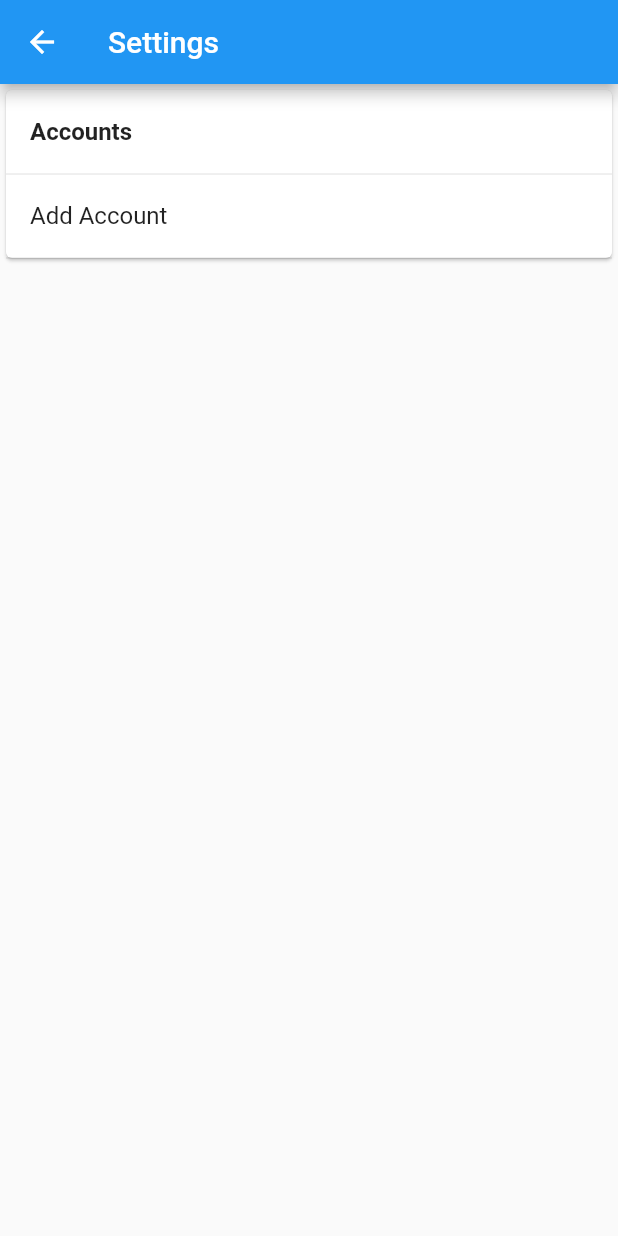
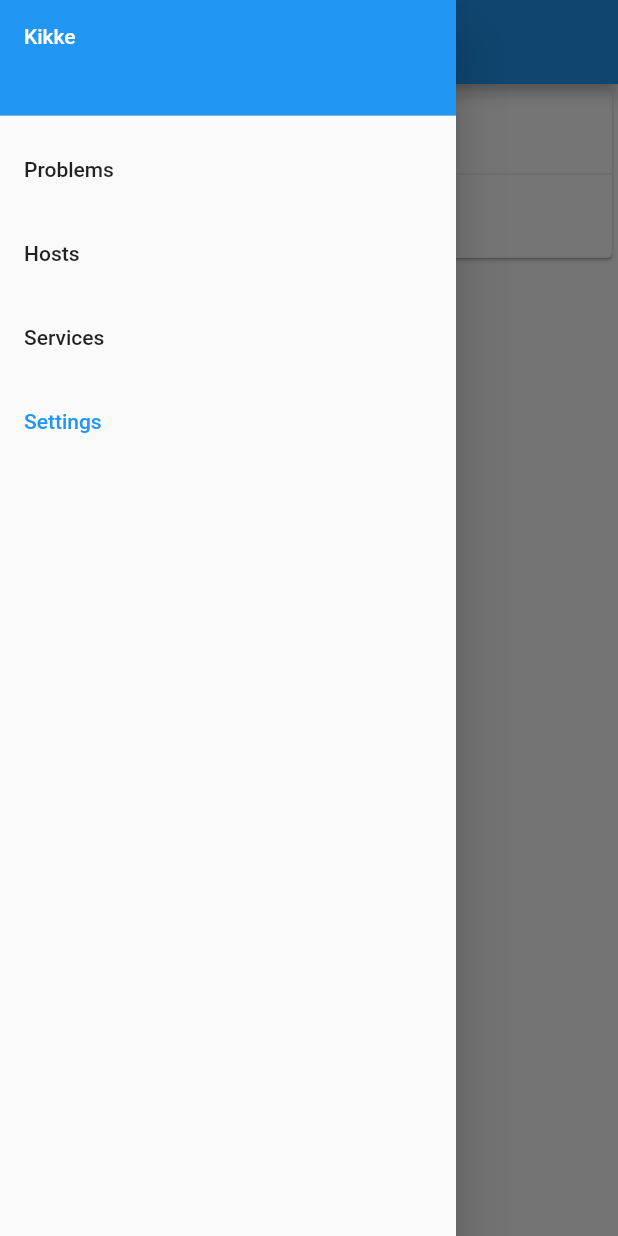
Before and after one commit to neubi4/kikke, a Flutter app: the screen it shows after launch, with the side drawer open (before the commit the screen has no drawer), on a phone screen of 412 x 824 dp. Run offline on Flutter 3.47's test engine with Material 2 defaults, Android fonts, the light colour scheme and no system bars; our stand-ins replace auto_size_text, flutter_secure_storage, get_it, timeago; missing offline and left inert: queries.

Commit message:
added scrollbars, divider

```diff
--- a/lib/screens/settings.dart
+++ b/lib/screens/settings.dart
@@ -3,6 +3,9 @@ import 'package:flutter/widgets.dart';
 import 'package:kikke/controller/appsettings.dart';
 import 'package:kikke/controller/service_locator.dart';
 import 'package:kikke/models/instancesettings.dart';
+import 'package:kikke/screens/drawermenu.dart';
+
+import 'drawermenu.dart';
 
 class SettingsScreen extends StatefulWidget {
   @override
@@ -50,7 +53,9 @@ class _SettingsScreenState extends State<SettingsScreen> {
       appBar: new AppBar(
         title: new Text("Settings"),
       ),
-      body: new Center(
+      drawer: DrawerMenu(),
+      body: Scrollbar(
+        child: new Center(
           child: Column(
             children: <Widget>[
               Card(
@@ -86,6 +91,7 @@ class _SettingsScreenState extends State<SettingsScreen> {
             ],
           ),
         ),
+      ),
     );
   }
 }
--- a/lib/views/parts/detailview.dart
+++ b/lib/views/parts/detailview.dart
@@ -62,7 +62,6 @@ class IcingaDetailViewState extends State<IcingaDetailView> {
             ),
             ListTile(
               title: Text("${iobject.getStateSinceDate()}, ${iobject.getDateFieldSince(iobject.lastStateChangeField)}"),
-              isThreeLine: true,
               subtitle: Text('Last state Change'),
             ),
           ],
@@ -157,6 +156,9 @@ class IcingaDetailViewState extends State<IcingaDetailView> {
 
     for (var i = 0; i < services.length; i++) {
       l.add(ListRowNoHostname(iobject: services[i], clicked: _handleClick));
+      if (i < (services.length - 1)) {
+        l.add(Divider(height: 0.0,));
+      }
     }
 
     return [
@@ -180,12 +182,14 @@ class IcingaDetailViewState extends State<IcingaDetailView> {
       onRefresh: _refresh,
       child: Scaffold(
           body: Container(
+            child: Scrollbar(
               child: ListView(
                 children: <Widget>[
                   ...getDetails(context, widget.iobject),
                   if (widget.iobject is Host)
                     ...getServices(context, widget.iobject),
                 ],
+              ),
             ),
           )
       ),
```
Also changed, not shown: lib/views/parts/listview.dart (+11 -5 lines). Lines whose indentation alone changed are shown as unchanged.
